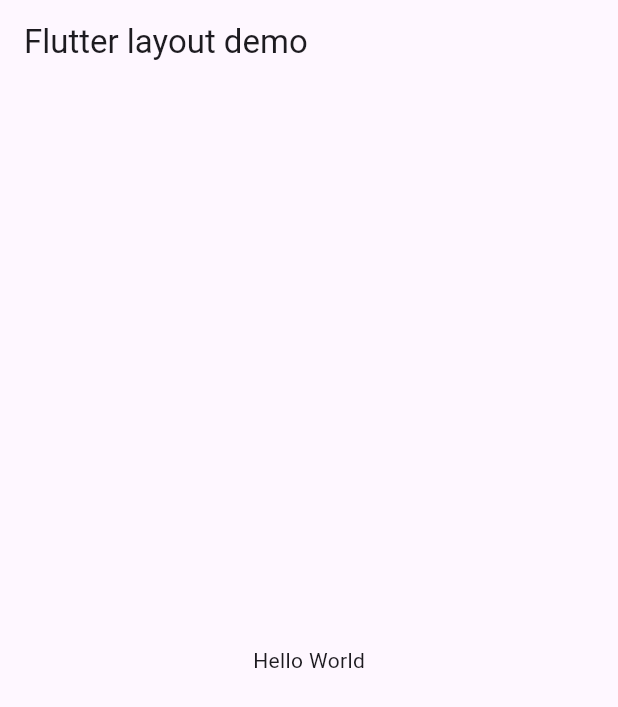
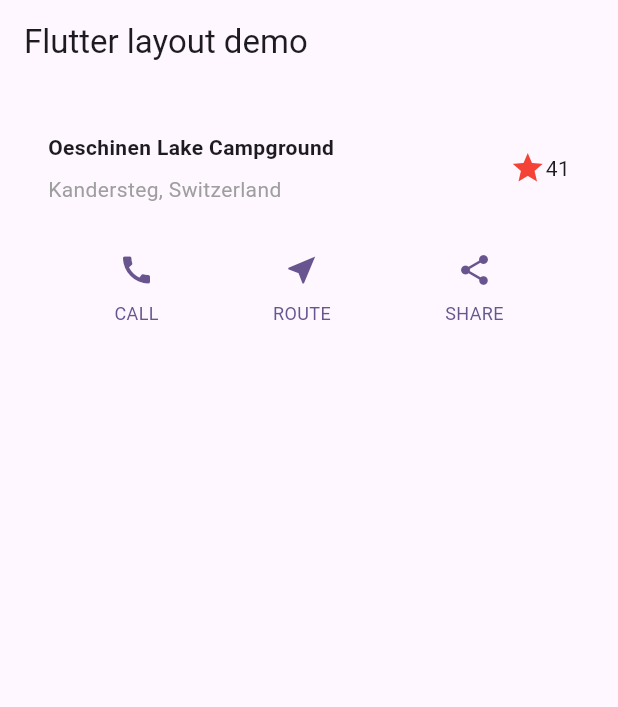
Before and after one commit to littlehorseboy/flutter_layout_practice, a Flutter app: the screen it shows after launch, on a phone screen of 412 x 824 dp. Shown: the top 707 px of the screen. Run offline on Flutter 3.47's test engine with Material 3 defaults, Android fonts, the phone set to English and light mode, and no system bars.

Commit message:
feat: add TitleSection and ButtonSection widgets to enhance layout

```diff
--- /dev/null
+++ b/lib/button_section.dart
@@ -0,0 +1,55 @@
+import 'package:flutter/material.dart';
+
+class ButtonSection extends StatelessWidget {
+  const ButtonSection({super.key});
+
+  @override
+  Widget build(BuildContext context) {
+    final Color color = Theme.of(context).primaryColor;
+    return SizedBox(
+      child: Row(
+        mainAxisAlignment: MainAxisAlignment.spaceEvenly,
+        children: [
+          ButtonWithText(color: color, icon: Icons.call, label: 'CALL'),
+          ButtonWithText(color: color, icon: Icons.near_me, label: 'ROUTE'),
+          ButtonWithText(color: color, icon: Icons.share, label: 'SHARE'),
+        ],
+      ),
+    );
+  }
+}
+
+class ButtonWithText extends StatelessWidget {
+  const ButtonWithText({
+    super.key,
+    required this.color,
+    required this.icon,
+    required this.label,
+  });
+
+  final Color color;
+  final IconData icon;
+  final String label;
+
+  @override
+  Widget build(BuildContext context) {
+    return Column(
+      mainAxisSize: MainAxisSize.min,
+      mainAxisAlignment: MainAxisAlignment.center,
+      children: [
+        Icon(icon, color: color),
+        Padding(
+          padding: const EdgeInsets.only(top: 8),
+          child: Text(
+            label,
+            style: TextStyle(
+              fontSize: 12,
+              fontWeight: FontWeight.w400,
+              color: color,
+            ),
+          ),
+        ),
+      ],
+    );
+  }
+}
--- a/lib/main.dart
+++ b/lib/main.dart
@@ -1,4 +1,7 @@
 import 'package:flutter/material.dart';
+
+import 'button_section.dart';
+import 'title_section.dart';
 
 void main() {
   runApp(const MyApp());
@@ -17,7 +20,17 @@
       ),
       home: Scaffold(
         appBar: AppBar(title: const Text(appTitle)),
-        body: const Center(child: Text('Hello World')),
+        body: const SingleChildScrollView(
+          child: Column(
+            children: [
+              TitleSection(
+                name: 'Oeschinen Lake Campground',
+                location: 'Kandersteg, Switzerland',
+              ),
+              ButtonSection(),
+            ],
+          ),
+        ),
       ),
     );
   }
--- /dev/null
+++ b/lib/title_section.dart
@@ -0,0 +1,39 @@
+import 'package:flutter/material.dart';
+
+class TitleSection extends StatelessWidget {
+  const TitleSection({super.key, required this.name, required this.location});
+
+  final String name;
+  final String location;
+
+  @override
+  Widget build(BuildContext context) {
+    return Padding(
+      padding: const EdgeInsets.all(32),
+      child: Row(
+        children: [
+          Expanded(
+            /*1*/
+            child: Column(
+              crossAxisAlignment: CrossAxisAlignment.start,
+              children: [
+                /*2*/
+                Padding(
+                  padding: const EdgeInsets.only(bottom: 8),
+                  child: Text(
+                    name,
+                    style: const TextStyle(fontWeight: FontWeight.bold),
+                  ),
+                ),
+                Text(location, style: TextStyle(color: Colors.grey[500])),
+              ],
+            ),
+          ),
+          /*3*/
+          Icon(Icons.star, color: Colors.red[500]),
+          const Text('41'),
+        ],
+      ),
+    );
+  }
+}
```
